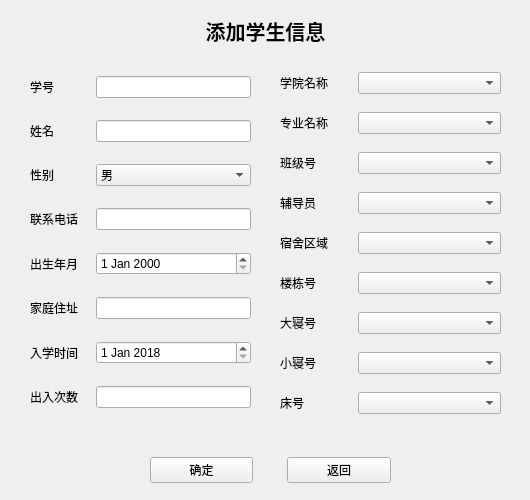
Before: the Qt Designer form admin/admin_addarchive.ui in wo16pao/MS, drawn with Qt 5.
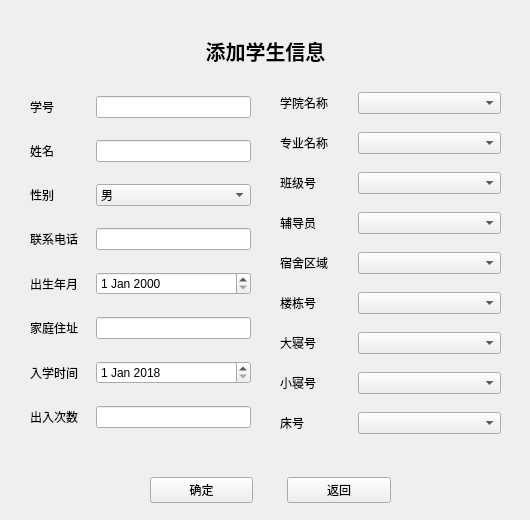
After: the same form once the commit is applied.

Patch:
```diff
--- a/admin/admin_addarchive.ui
+++ b/admin/admin_addarchive.ui
@@ -7,7 +7,7 @@
     <x>0</x>
     <y>0</y>
     <width>530</width>
-    <height>500</height>
+    <height>520</height>
    </rect>
   </property>
   <property name="windowTitle">
@@ -17,7 +17,7 @@
    <property name="geometry">
     <rect>
      <x>190</x>
-     <y>10</y>
+     <y>30</y>
      <width>151</width>
      <height>41</height>
     </rect>
@@ -55,7 +55,7 @@
    <property name="geometry">
     <rect>
      <x>40</x>
-     <y>450</y>
+     <y>470</y>
      <width>351</width>
      <height>41</height>
     </rect>
@@ -107,7 +107,7 @@
    <property name="geometry">
     <rect>
      <x>280</x>
-     <y>60</y>
+     <y>80</y>
      <width>221</width>
      <height>371</height>
     </rect>
@@ -215,7 +215,7 @@
    <property name="geometry">
     <rect>
      <x>30</x>
-     <y>60</y>
+     <y>80</y>
      <width>221</width>
      <height>370</height>
     </rect>
```
